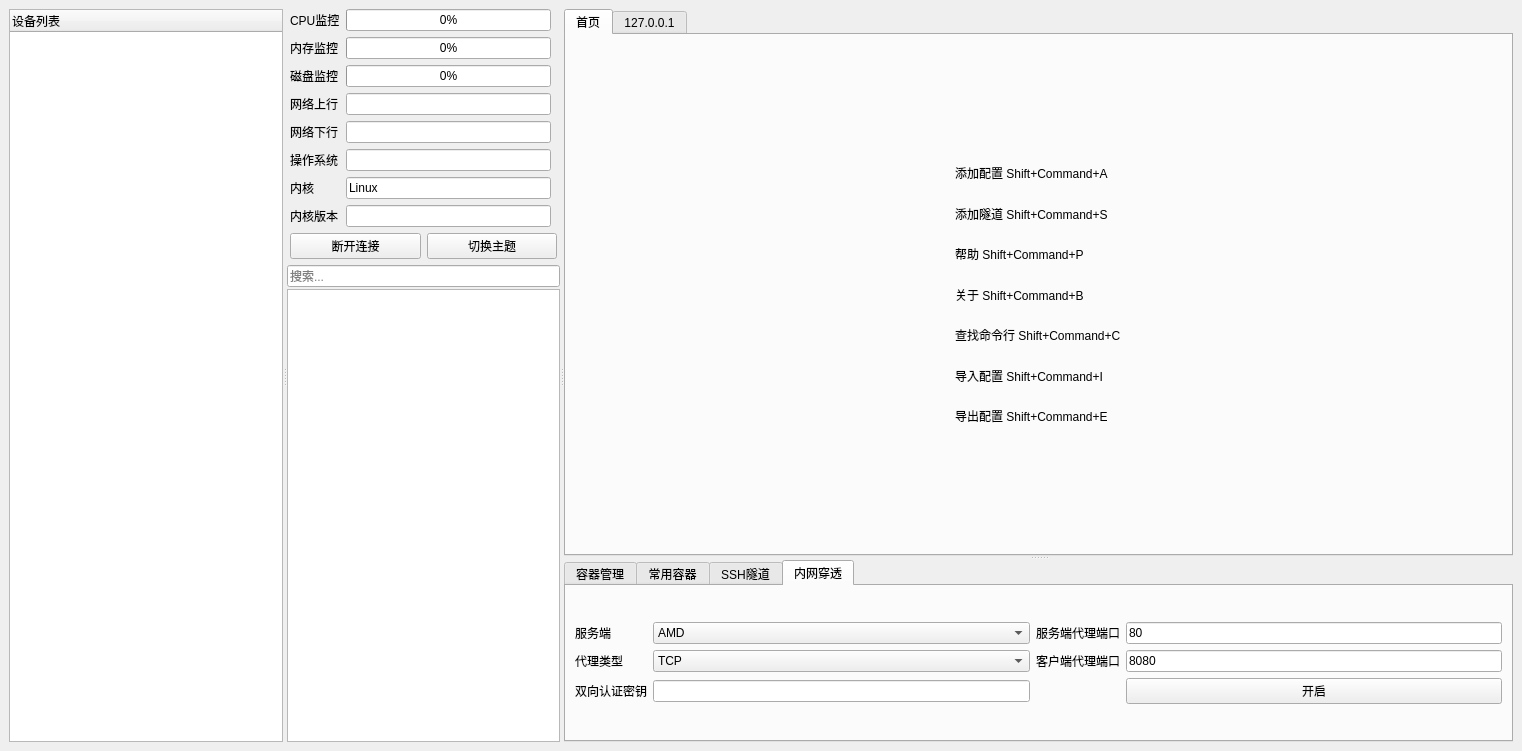
The window that ui/main.ui (zz733/cube-shell) describes before a commit, drawn with Qt 5.
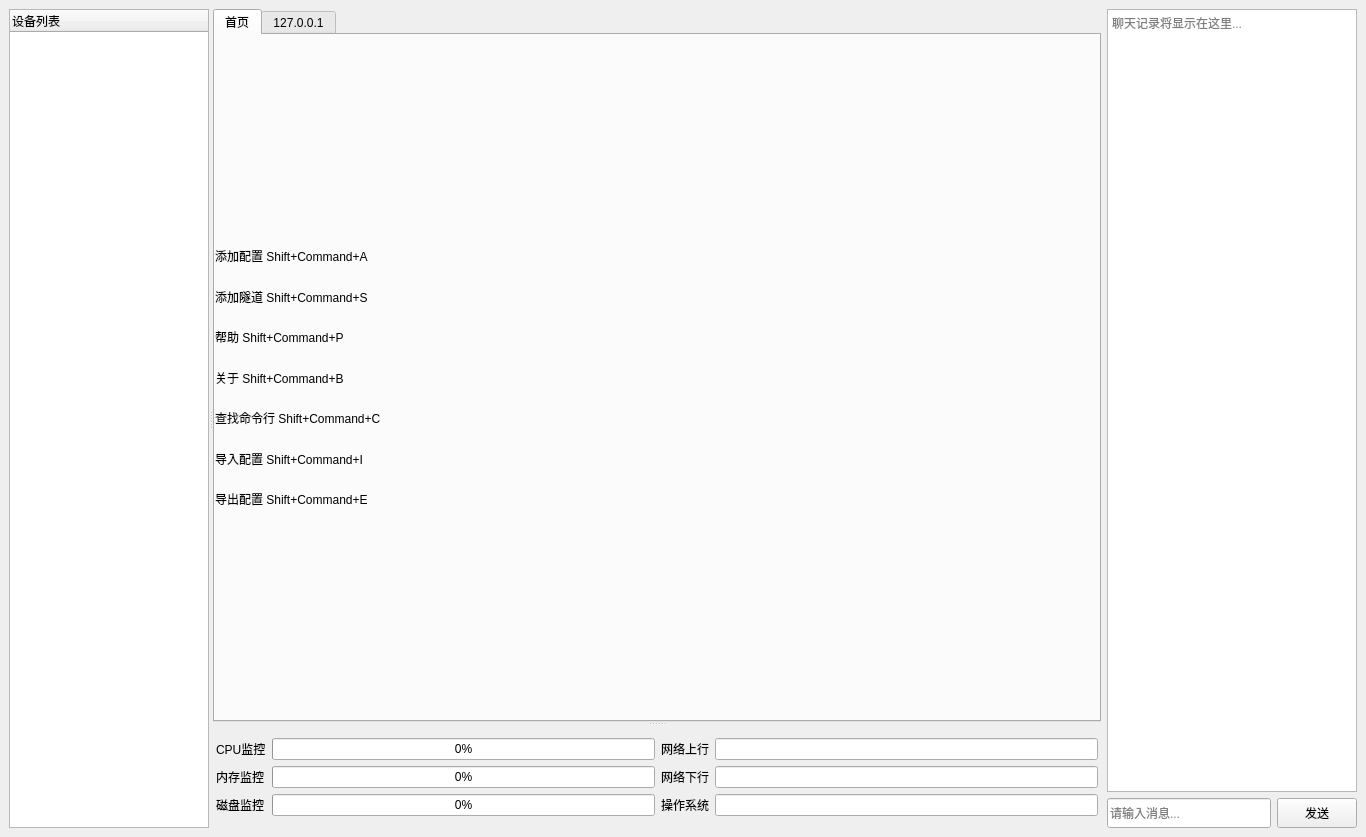
The same window after the commit. The open tabs and pages were chosen to show the change.

The edit to the form file:
```diff
--- a/ui/main.ui
+++ b/ui/main.ui
@@ -7,8 +7,8 @@
    <rect>
     <x>0</x>
     <y>0</y>
-    <width>1522</width>
-    <height>751</height>
+    <width>1303</width>
+    <height>837</height>
    </rect>
   </property>
   <property name="windowTitle">
@@ -68,191 +68,6 @@
        <property name="orientation">
         <enum>Qt::Orientation::Horizontal</enum>
        </property>
-       <widget class="QWidget" name="gridLayoutWidget_2">
-        <layout class="QGridLayout" name="gridLayout_4">
-         <item row="4" column="0" colspan="2">
-          <layout class="QVBoxLayout" name="verticalLayout_3">
-           <property name="spacing">
-            <number>2</number>
-           </property>
-           <property name="leftMargin">
-            <number>0</number>
-           </property>
-           <item>
-            <widget class="QLineEdit" name="search_box">
-             <property name="placeholderText">
-              <string>搜索...</string>
-             </property>
-            </widget>
-           </item>
-           <item>
-            <widget class="QTableWidget" name="result"/>
-           </item>
-          </layout>
-         </item>
-         <item row="1" column="0" colspan="2">
-          <layout class="QHBoxLayout" name="horizontalLayout_5">
-           <property name="leftMargin">
-            <number>3</number>
-           </property>
-           <property name="rightMargin">
-            <number>3</number>
-           </property>
-           <item>
-            <widget class="QPushButton" name="discButton">
-             <property name="sizePolicy">
-              <sizepolicy hsizetype="Minimum" vsizetype="Fixed">
-               <horstretch>0</horstretch>
-               <verstretch>0</verstretch>
-              </sizepolicy>
-             </property>
-             <property name="text">
-              <string>断开连接</string>
-             </property>
-            </widget>
-           </item>
-           <item>
-            <widget class="QPushButton" name="theme">
-             <property name="text">
-              <string>切换主题</string>
-             </property>
-            </widget>
-           </item>
-          </layout>
-         </item>
-         <item row="0" column="0">
-          <layout class="QGridLayout" name="gridLayout_8">
-           <property name="leftMargin">
-            <number>3</number>
-           </property>
-           <property name="rightMargin">
-            <number>3</number>
-           </property>
-           <item row="5" column="1">
-            <widget class="QLineEdit" name="operatingSystem">
-             <property name="text">
-              <string/>
-             </property>
-             <property name="readOnly">
-              <bool>true</bool>
-             </property>
-            </widget>
-           </item>
-           <item row="4" column="0">
-            <widget class="QLabel" name="label_5">
-             <property name="text">
-              <string>网络下行</string>
-             </property>
-            </widget>
-           </item>
-           <item row="2" column="1">
-            <widget class="QProgressBar" name="diskRate">
-             <property name="value">
-              <number>0</number>
-             </property>
-            </widget>
-           </item>
-           <item row="1" column="0">
-            <widget class="QLabel" name="label_2">
-             <property name="text">
-              <string>内存监控</string>
-             </property>
-            </widget>
-           </item>
-           <item row="7" column="1">
-            <widget class="QLineEdit" name="kernelVersion">
-             <property name="text">
-              <string/>
-             </property>
-             <property name="readOnly">
-              <bool>true</bool>
-             </property>
-            </widget>
-           </item>
-           <item row="1" column="1">
-            <widget class="QProgressBar" name="memRate">
-             <property name="value">
-              <number>0</number>
-             </property>
-            </widget>
-           </item>
-           <item row="0" column="1">
-            <widget class="QProgressBar" name="cpuRate">
-             <property name="value">
-              <number>0</number>
-             </property>
-            </widget>
-           </item>
-           <item row="2" column="0">
-            <widget class="QLabel" name="label_3">
-             <property name="text">
-              <string>磁盘监控</string>
-             </property>
-            </widget>
-           </item>
-           <item row="5" column="0">
-            <widget class="QLabel" name="label_4">
-             <property name="text">
-              <string>操作系统</string>
-             </property>
-            </widget>
-           </item>
-           <item row="7" column="0">
-            <widget class="QLabel" name="label_10">
-             <property name="text">
-              <string>内核版本</string>
-             </property>
-            </widget>
-           </item>
-           <item row="3" column="0">
-            <widget class="QLabel" name="label_6">
-             <property name="text">
-              <string>网络上行</string>
-             </property>
-            </widget>
-           </item>
-           <item row="0" column="0">
-            <widget class="QLabel" name="label">
-             <property name="text">
-              <string>CPU监控</string>
-             </property>
-            </widget>
-           </item>
-           <item row="6" column="1">
-            <widget class="QLineEdit" name="kernel">
-             <property name="text">
-              <string>Linux</string>
-             </property>
-             <property name="readOnly">
-              <bool>true</bool>
-             </property>
-            </widget>
-           </item>
-           <item row="6" column="0">
-            <widget class="QLabel" name="label_8">
-             <property name="text">
-              <string>内核</string>
-             </property>
-            </widget>
-           </item>
-           <item row="3" column="1">
-            <widget class="QLineEdit" name="networkUpload">
-             <property name="readOnly">
-              <bool>true</bool>
-             </property>
-            </widget>
-           </item>
-           <item row="4" column="1">
-            <widget class="QLineEdit" name="networkDownload">
-             <property name="readOnly">
-              <bool>true</bool>
-             </property>
-            </widget>
-           </item>
-          </layout>
-         </item>
-        </layout>
-       </widget>
        <widget class="QWidget" name="gridLayoutWidget_3">
         <layout class="QGridLayout" name="gridLayout_6">
          <item row="0" column="0">
@@ -331,7 +146,7 @@
                  </property>
                  <item>
                   <layout class="QVBoxLayout" name="verticalLayout_6">
-                   <item alignment="Qt::AlignmentFlag::AlignHCenter|Qt::AlignmentFlag::AlignVCenter">
+                   <item alignment="Qt::AlignmentFlag::Qt::AlignmentFlag::AlignVCenter">
                     <widget class="QWidget" name="widget" native="true">
                      <property name="minimumSize">
                       <size>
@@ -355,13 +170,6 @@
                       <property name="spacing">
                        <number>0</number>
                       </property>
-                      <item row="2" column="0">
-                       <widget class="QLabel" name="label_11">
-                        <property name="text">
-                         <string>帮助 Shift+Command+P</string>
-                        </property>
-                       </widget>
-                      </item>
                       <item row="6" column="0">
                        <widget class="QLabel" name="label_13">
                         <property name="text">
@@ -376,6 +184,13 @@
                         </property>
                        </widget>
                       </item>
+                      <item row="1" column="0">
+                       <widget class="QLabel" name="label_9">
+                        <property name="text">
+                         <string>添加隧道 Shift+Command+S</string>
+                        </property>
+                       </widget>
+                      </item>
                       <item row="4" column="0">
                        <widget class="QLabel" name="label_12">
                         <property name="text">
@@ -383,13 +198,6 @@
                         </property>
                        </widget>
                       </item>
-                      <item row="8" column="0">
-                       <widget class="QLabel" name="label_15">
-                        <property name="text">
-                         <string>导出配置 Shift+Command+E</string>
-                        </property>
-                       </widget>
-                      </item>
                       <item row="7" column="0">
                        <widget class="QLabel" name="label_14">
                         <property name="text">
@@ -397,10 +205,17 @@
                         </property>
                        </widget>
                       </item>
-                      <item row="1" column="0">
-                       <widget class="QLabel" name="label_9">
+                      <item row="2" column="0">
+                       <widget class="QLabel" name="label_11">
                         <property name="text">
-                         <string>添加隧道 Shift+Command+S</string>
+                         <string>帮助 Shift+Command+P</string>
+                        </property>
+                       </widget>
+                      </item>
+                      <item row="8" column="0">
+                       <widget class="QLabel" name="label_15">
+                        <property name="text">
+                         <string>导出配置 Shift+Command+E</string>
                         </property>
                        </widget>
                       </item>
@@ -443,221 +258,101 @@
            <widget class="QWidget" name="verticalLayoutWidget_2">
             <layout class="QVBoxLayout" name="verticalLayout_2">
              <item>
-              <widget class="QTabWidget" name="tabWidget">
-               <property name="currentIndex">
-                <number>0</number>
+              <layout class="QGridLayout" name="gridLayout_8">
+               <property name="leftMargin">
+                <number>3</number>
                </property>
-               <widget class="QWidget" name="tab_docker_manager">
-                <attribute name="title">
-                 <string>容器管理</string>
-                </attribute>
-                <layout class="QHBoxLayout" name="horizontalLayout_4">
-                 <property name="leftMargin">
-                  <number>0</number>
+               <property name="rightMargin">
+                <number>3</number>
+               </property>
+               <item row="0" column="3">
+                <widget class="QLineEdit" name="networkUpload">
+                 <property name="readOnly">
+                  <bool>true</bool>
                  </property>
-                 <property name="topMargin">
-                  <number>0</number>
+                </widget>
+               </item>
+               <item row="1" column="3">
+                <widget class="QLineEdit" name="networkDownload">
+                 <property name="readOnly">
+                  <bool>true</bool>
                  </property>
-                 <property name="rightMargin">
+                </widget>
+               </item>
+               <item row="1" column="1">
+                <widget class="QProgressBar" name="memRate">
+                 <property name="value">
                   <number>0</number>
                  </property>
-                 <property name="bottomMargin">
+                </widget>
+               </item>
+               <item row="2" column="1">
+                <widget class="QProgressBar" name="diskRate">
+                 <property name="value">
                   <number>0</number>
                  </property>
-                 <item>
-                  <layout class="QHBoxLayout" name="horizontalLayout_2">
-                   <item>
-                    <widget class="QTreeWidget" name="treeWidgetDocker">
-                     <column>
-                      <property name="text">
-                       <string>docker容器管理</string>
-                      </property>
-                     </column>
-                    </widget>
-                   </item>
-                  </layout>
-                 </item>
-                </layout>
-               </widget>
-               <widget class="QWidget" name="tab_docker_soft">
-                <attribute name="title">
-                 <string>常用容器</string>
-                </attribute>
-                <layout class="QHBoxLayout" name="horizontalLayout_8">
-                 <property name="leftMargin">
-                  <number>0</number>
+                </widget>
+               </item>
+               <item row="0" column="2">
+                <widget class="QLabel" name="label_6">
+                 <property name="text">
+                  <string>网络上行</string>
                  </property>
-                 <property name="topMargin">
-                  <number>0</number>
+                </widget>
+               </item>
+               <item row="1" column="2">
+                <widget class="QLabel" name="label_5">
+                 <property name="text">
+                  <string>网络下行</string>
                  </property>
-                 <property name="rightMargin">
-                  <number>0</number>
+                </widget>
+               </item>
+               <item row="2" column="3">
+                <widget class="QLineEdit" name="operatingSystem">
+                 <property name="text">
+                  <string/>
                  </property>
-                 <property name="bottomMargin">
-                  <number>0</number>
+                 <property name="readOnly">
+                  <bool>true</bool>
                  </property>
-                 <item>
-                  <layout class="QGridLayout" name="gridLayout_7"/>
-                 </item>
-                </layout>
-               </widget>
-               <widget class="QWidget" name="tab_ssh_manager">
-                <attribute name="title">
-                 <string>SSH隧道</string>
-                </attribute>
-                <layout class="QFormLayout" name="formLayout">
-                 <property name="horizontalSpacing">
-                  <number>0</number>
+                </widget>
+               </item>
+               <item row="1" column="0">
+                <widget class="QLabel" name="label_2">
+                 <property name="text">
+                  <string>内存监控</string>
                  </property>
-                 <property name="verticalSpacing">
-                  <number>0</number>
+                </widget>
+               </item>
+               <item row="0" column="0">
+                <widget class="QLabel" name="label">
+                 <property name="text">
+                  <string>CPU监控</string>
                  </property>
-                 <property name="leftMargin">
-                  <number>0</number>
+                </widget>
+               </item>
+               <item row="2" column="0">
+                <widget class="QLabel" name="label_3">
+                 <property name="text">
+                  <string>磁盘监控</string>
                  </property>
-                 <property name="topMargin">
+                </widget>
+               </item>
+               <item row="0" column="1">
+                <widget class="QProgressBar" name="cpuRate">
+                 <property name="value">
                   <number>0</number>
                  </property>
-                 <property name="rightMargin">
-                  <number>0</number>
+                </widget>
+               </item>
+               <item row="2" column="2">
+                <widget class="QLabel" name="label_4">
+                 <property name="text">
+                  <string>操作系统</string>
                  </property>
-                 <property name="bottomMargin">
-                  <number>0</number>
-                 </property>
-                 <item row="0" column="0" colspan="2">
-                  <widget class="QScrollArea" name="scrollArea">
-                   <property name="widgetResizable">
-                    <bool>true</bool>
-                   </property>
-                   <widget class="QWidget" name="scrollAreaWidgetContents">
-                    <property name="geometry">
-                     <rect>
-                      <x>0</x>
-                      <y>0</y>
-                      <width>98</width>
-                      <height>28</height>
-                     </rect>
-                    </property>
-                    <layout class="QGridLayout" name="gridLayout_11">
-                     <property name="leftMargin">
-                      <number>12</number>
-                     </property>
-                     <item row="0" column="0">
-                      <layout class="QGridLayout" name="gridLayout_tunnel_tabs"/>
-                     </item>
-                    </layout>
-                   </widget>
-                  </widget>
-                 </item>
-                 <item row="1" column="0" colspan="2">
-                  <layout class="QGridLayout" name="gridLayout_kill_all"/>
-                 </item>
-                </layout>
-               </widget>
-               <widget class="QWidget" name="NAT_traversal">
-                <attribute name="title">
-                 <string>内网穿透</string>
-                </attribute>
-                <layout class="QVBoxLayout" name="verticalLayout_4">
-                 <item>
-                  <layout class="QGridLayout" name="gridLayout_10">
-                   <item row="1" column="2">
-                    <widget class="QLabel" name="label_17">
-                     <property name="text">
-                      <string>服务端代理端口</string>
-                     </property>
-                    </widget>
-                   </item>
-                   <item row="1" column="3">
-                    <widget class="QLineEdit" name="lineEdit_3">
-                     <property name="text">
-                      <string>80</string>
-                     </property>
-                    </widget>
-                   </item>
-                   <item row="2" column="2">
-                    <widget class="QLabel" name="label_19">
-                     <property name="text">
-                      <string>客户端代理端口</string>
-                     </property>
-                    </widget>
-                   </item>
-                   <item row="1" column="1">
-                    <widget class="QComboBox" name="comboBox">
-                     <item>
-                      <property name="text">
-                       <string>AMD</string>
-                      </property>
-                     </item>
-                     <item>
-                      <property name="text">
-                       <string>ARM</string>
-                      </property>
-                     </item>
-                    </widget>
-                   </item>
-                   <item row="2" column="1">
-                    <widget class="QComboBox" name="comboBox_3">
-                     <item>
-                      <property name="text">
-                       <string>TCP</string>
-                      </property>
-                     </item>
-                     <item>
-                      <property name="text">
-                       <string>HTTP</string>
-                      </property>
-                     </item>
-                     <item>
-                      <property name="text">
-                       <string>UDP</string>
-                      </property>
-                     </item>
-                    </widget>
-                   </item>
-                   <item row="1" column="0">
-                    <widget class="QLabel" name="label_16">
-                     <property name="text">
-                      <string>服务端</string>
-                     </property>
-                    </widget>
-                   </item>
-                   <item row="2" column="3">
-                    <widget class="QLineEdit" name="lineEdit_2">
-                     <property name="text">
-                      <string>8080</string>
-                     </property>
-                    </widget>
-                   </item>
-                   <item row="2" column="0">
-                    <widget class="QLabel" name="label_18">
-                     <property name="text">
-                      <string>代理类型</string>
-                     </property>
-                    </widget>
-                   </item>
-                   <item row="3" column="0">
-                    <widget class="QLabel" name="label_20">
-                     <property name="text">
-                      <string>双向认证密钥</string>
-                     </property>
-                    </widget>
-                   </item>
-                   <item row="3" column="1">
-                    <widget class="QLineEdit" name="lineEdit"/>
-                   </item>
-                   <item row="3" column="3">
-                    <widget class="QPushButton" name="pushButton">
-                     <property name="text">
-                      <string>开启</string>
-                     </property>
-                    </widget>
-                   </item>
-                  </layout>
-                 </item>
-                </layout>
-               </widget>
-              </widget>
+                </widget>
+               </item>
+              </layout>
              </item>
             </layout>
            </widget>
@@ -668,6 +363,62 @@
       </widget>
      </widget>
     </item>
+    <item row="0" column="1">
+     <layout class="QVBoxLayout" name="verticalLayout_3">
+      <item>
+       <widget class="QTextEdit" name="chatHistoryTextEdit">
+        <property name="minimumSize">
+         <size>
+          <width>250</width>
+          <height>0</height>
+         </size>
+        </property>
+        <property name="maximumSize">
+         <size>
+          <width>250</width>
+          <height>16777215</height>
+         </size>
+        </property>
+        <property name="readOnly">
+         <bool>true</bool>
+        </property>
+        <property name="placeholderText">
+         <string>聊天记录将显示在这里...</string>
+        </property>
+       </widget>
+      </item>
+      <item>
+       <layout class="QHBoxLayout" name="horizontalLayout">
+        <item>
+         <widget class="QLineEdit" name="chatInputLineEdit">
+          <property name="minimumSize">
+           <size>
+            <width>0</width>
+            <height>30</height>
+           </size>
+          </property>
+          <property name="placeholderText">
+           <string>请输入消息...</string>
+          </property>
+         </widget>
+        </item>
+        <item>
+         <widget class="QPushButton" name="sendMessageButton">
+          <property name="minimumSize">
+           <size>
+            <width>80</width>
+            <height>30</height>
+           </size>
+          </property>
+          <property name="text">
+           <string>发送</string>
+          </property>
+         </widget>
+        </item>
+       </layout>
+      </item>
+     </layout>
+    </item>
    </layout>
   </widget>
  </widget>
```
